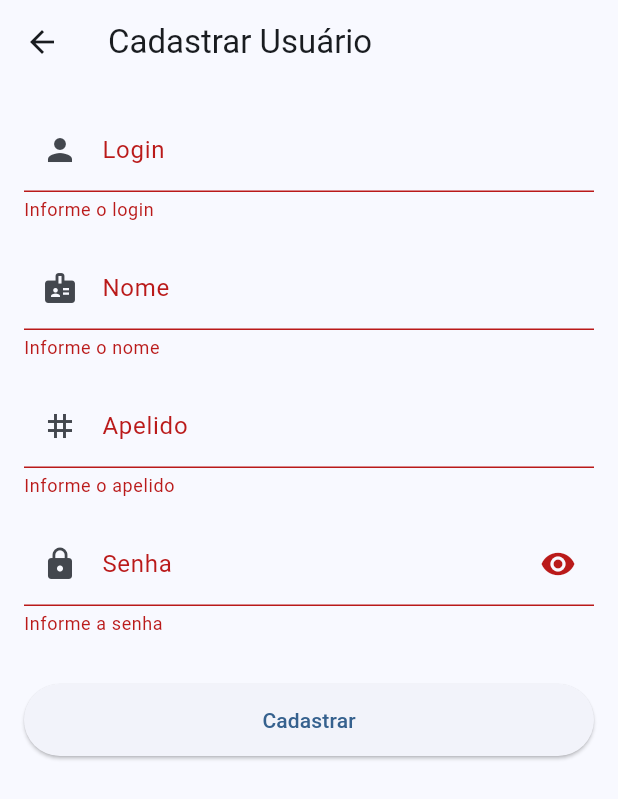
After one commit to gregoriobrito/cpt_app, a Flutter app: the UsuarioCadastroPage screen opened directly, after a tap on "Cadastrar", on a phone screen of 412 x 824 dp. The commit adds this screen. Shown: the top 799 px of the screen. Run offline on Flutter 3.47's test engine with Material 3 defaults, Android fonts, the phone set to English and light mode, and no system bars; our stand-ins replace shared_preferences; accounts and stored records are empty; network calls fail.

Commit message:
exlcuir racha relatorios e cadastrar usuario

```diff
--- a/lib/core/api_client.dart
+++ b/lib/core/api_client.dart
@@ -8,7 +8,8 @@ class ApiClient {
   static final ApiClient _instance = ApiClient._internal();
   factory ApiClient() => _instance;
 
-  final String baseUrl = 'https://05204ff4c402.ngrok-free.app';
+  //final String baseUrl = 'https://cpt-web.nonprod.cloud.aptare.com.br';
+  final String baseUrl = 'https://241bb1f2aa8c.ngrok-free.app';
 
   String? _token;
 
--- a/lib/features/partida/partida_placar_page.dart
+++ b/lib/features/partida/partida_placar_page.dart
@@ -189,7 +189,7 @@ class _PartidaPlacaPageState extends State<PartidaPlacaPage> {
                                 const Icon(Icons.calendar_today, size: 18),
                                 const SizedBox(width: 8),
                                 Text(
-                                  _formatarData(partida.data),
+                                  _formatarData(partida.data!),
                                   style: const TextStyle(fontSize: 16),
                                 ),
                               ],
--- a/lib/features/partida/partidas_page.dart
+++ b/lib/features/partida/partidas_page.dart
@@ -68,14 +68,14 @@ class _PartidasPageState extends State<PartidasPage> {
                         crossAxisAlignment: CrossAxisAlignment.start,
                         children: [
                           Text(
-                            partida.identificador,
+                            partida.identificador!,
                             style: const TextStyle(
                               fontSize: 16,
                               fontWeight: FontWeight.w600,
                             ),
                           ),
                           Text(
-                            DateFormat('dd/MM/yyyy').format(partida.data),
+                            DateFormat('dd/MM/yyyy').format(partida.data!),
                             style: TextStyle(
                               fontSize: 14,
                               color: Colors.grey[700],
--- a/lib/features/relatorio/relatorio_estatistica_page.dart
+++ b/lib/features/relatorio/relatorio_estatistica_page.dart
@@ -30,6 +30,12 @@ class _RelatorioEstatisticaPageState extends State<RelatorioEstatisticaPage> {
     }
     else if (widget.tipoRacha == 2) {
       _future = _service.buscarRelatorioData(widget.idRacha);
+    }
+    else if (widget.tipoRacha == 3) {
+      _future = _service.buscarRelatorioMes(widget.idRacha);
+    }
+    else if (widget.tipoRacha == 4) {
+      _future = _service.buscarRelatorioAno(widget.idRacha);
     }
   }
 
--- /dev/null
+++ b/lib/features/usuario/usuario_cadastro_model.dart
@@ -0,0 +1,31 @@
+class UsuarioCadastro {
+  final String nome;
+  final String apelido;
+  final String login;
+  final String senha;
+
+  UsuarioCadastro({
+    required this.nome,
+    required this.apelido,
+    required this.login,
+    required this.senha
+  });
+
+  factory UsuarioCadastro.fromJson(Map<String, dynamic> json) {
+    return UsuarioCadastro(
+      nome: json['nome'] as String,
+      apelido: json['apelido'] as String,
+      login: json['login'] as String,
+      senha: json['senha'] as String
+    );
+  }
+
+  Map<String, dynamic> toJson() {
+    return {
+      "nome": nome.toString(),
+      "apelido": apelido.toString(),
+      "login": login.toString(),
+      "senha": senha.toString()
+    };
+  }
+}
--- /dev/null
+++ b/lib/features/usuario/usuario_cadastro_page.dart
@@ -0,0 +1,179 @@
+import 'package:cpv_app/features/usuario/usuario_cadastro_model.dart';
+import 'package:cpv_app/features/usuario/usuario_service.dart';
+import 'package:flutter/material.dart';
+
+class UsuarioCadastroPage extends StatefulWidget {
+  const UsuarioCadastroPage({super.key});
+
+  @override
+  State<UsuarioCadastroPage> createState() => _UsuarioCadastroPageState();
+}
+
+class _UsuarioCadastroPageState extends State<UsuarioCadastroPage> {
+  final _formKey = GlobalKey<FormState>();
+
+  final _loginController = TextEditingController();
+  final _nomeController = TextEditingController();
+  final _apelidoController = TextEditingController();
+  final _senhaController = TextEditingController();
+
+  bool _obscureSenha = true;
+  bool _loading = false;
+
+  @override
+  void dispose() {
+    _loginController.dispose();
+    _nomeController.dispose();
+    _apelidoController.dispose();
+    _senhaController.dispose();
+    super.dispose();
+  }
+
+  Future<void> _cadastrar() async {
+    if (!_formKey.currentState!.validate()) return;
+
+    setState(() => _loading = true);
+
+    try {
+      final login = _loginController.text.trim();
+      final nome = _nomeController.text.trim();
+      final apelido = _apelidoController.text.trim();
+      final senha = _senhaController.text;
+
+      UsuarioCadastro request = UsuarioCadastro(nome: nome, apelido: apelido, login: login, senha: senha);
+      await UsuarioService().cadastrar(request);
+
+      if (!mounted) return;
+
+      ScaffoldMessenger.of(context).showSnackBar(
+        const SnackBar(
+          content: Text('Usuário cadastrado com sucesso'),
+        ),
+      );
+
+      Navigator.pop(context); // volta pra tela anterior
+    } catch (e) {
+      if (!mounted) return;
+
+      ScaffoldMessenger.of(context).showSnackBar(
+        SnackBar(
+          content: Text('Erro ao cadastrar usuário: $e'),
+        ),
+      );
+    } finally {
+      if (mounted) {
+        setState(() => _loading = false);
+      }
+    }
+  }
+
+  @override
+  Widget build(BuildContext context) {
+    return GestureDetector(
+      onTap: () => FocusScope.of(context).unfocus(), // fecha teclado
+      child: Scaffold(
+        appBar: AppBar(
+          title: const Text('Cadastrar Usuário'),
+        ),
+        body: SingleChildScrollView(
+          padding: const EdgeInsets.all(16),
+          child: Form(
+            key: _formKey,
+            child: Column(
+              children: [
+                // ---------- LOGIN ----------
+                TextFormField(
+                  controller: _loginController,
+                  decoration: const InputDecoration(
+                    labelText: 'Login',
+                    prefixIcon: Icon(Icons.person),
+                  ),
+                  textInputAction: TextInputAction.next,
+                  validator: (v) =>
+                      v == null || v.isEmpty ? 'Informe o login' : null,
+                ),
+
+                const SizedBox(height: 16),
+
+                // ---------- NOME ----------
+                TextFormField(
+                  controller: _nomeController,
+                  decoration: const InputDecoration(
+                    labelText: 'Nome',
+                    prefixIcon: Icon(Icons.badge),
+                  ),
+                  textInputAction: TextInputAction.next,
+                  validator: (v) =>
+                      v == null || v.isEmpty ? 'Informe o nome' : null,
+                ),
+
+                const SizedBox(height: 16),
+
+                // ---------- APELIDO ----------
+                TextFormField(
+                  controller: _apelidoController,
+                  decoration: const InputDecoration(
+                    labelText: 'Apelido',
+                    prefixIcon: Icon(Icons.tag),
+                  ),
+                  textInputAction: TextInputAction.next,
+                  validator: (v) =>
+                      v == null || v.isEmpty ? 'Informe o apelido' : null,
+                ),
+
+                const SizedBox(height: 16),
+
+                // ---------- SENHA ----------
+                TextFormField(
+                  controller: _senhaController,
+                  obscureText: _obscureSenha,
+                  decoration: InputDecoration(
+                    labelText: 'Senha',
+                    prefixIcon: const Icon(Icons.lock),
+                    suffixIcon: IconButton(
+                      icon: Icon(
+                        _obscureSenha
+                            ? Icons.visibility
+                            : Icons.visibility_off,
+                      ),
+                      onPressed: () {
+                        setState(() {
+                          _obscureSenha = !_obscureSenha;
+                        });
+                      },
+                    ),
+                  ),
+                  validator: (v) {
+                    if (v == null || v.isEmpty) {
+                      return 'Informe a senha';
+                    }
+                    if (v.length < 4) {
+                      return 'Senha muito curta';
+                    }
+                    return null;
+                  },
+                ),
+
+                const SizedBox(height: 32),
+
+                // ---------- BOTÃO ----------
+                SizedBox(
+                  width: double.infinity,
+                  height: 48,
+                  child: ElevatedButton(
+                    onPressed: _loading ? null : _cadastrar,
+                    child: _loading
+                        ? const CircularProgressIndicator(
+                            color: Colors.white,
+                          )
+                        : const Text('Cadastrar'),
+                  ),
+                ),
+              ],
+            ),
+          ),
+        ),
+      ),
+    );
+  }
+}
```
Also changed, not shown: lib/features/partida/partida_historico_page.dart (+59 -8 lines), lib/features/partida/partida_model.dart (+4 -4 lines), lib/features/partida/partida_service.dart (+15 -4 lines), lib/features/relatorio/relatorio_racha_page.dart (+40 -2 lines), lib/features/relatorio/relatorio_service.dart (+26 -1 lines), lib/features/usuario/usuario_service.dart (+17 -0 lines), lib/main.dart (+15 -21 lines).
